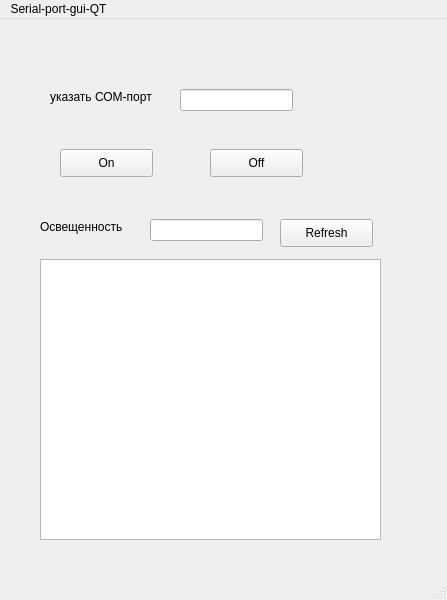
This is mainwindow.ui in bazhen-paseka/serial-port-gui-QT as Qt 5 draws it before an edit. The edited form follows.
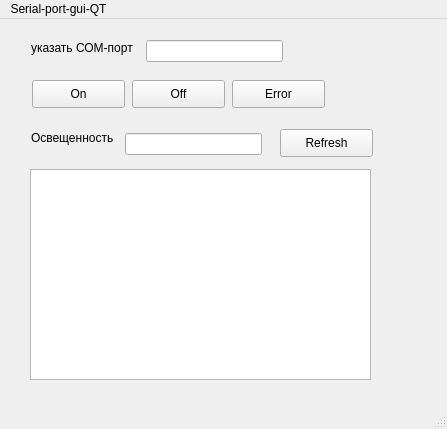
This is the edited form.

Commit message:
возвращает текст и значение
все работает

.

What changed in the file:
```diff
--- a/mainwindow.ui
+++ b/mainwindow.ui
@@ -7,7 +7,7 @@
     <x>0</x>
     <y>0</y>
     <width>447</width>
-    <height>600</height>
+    <height>429</height>
    </rect>
   </property>
   <property name="windowTitle">
@@ -17,9 +17,9 @@
    <widget class="QLabel" name="label">
     <property name="geometry">
      <rect>
-      <x>50</x>
-      <y>70</y>
-      <width>121</width>
+      <x>31</x>
+      <y>21</y>
+      <width>108</width>
       <height>16</height>
      </rect>
     </property>
@@ -30,9 +30,9 @@
    <widget class="QLineEdit" name="txtPort">
     <property name="geometry">
      <rect>
-      <x>180</x>
-      <y>70</y>
-      <width>113</width>
+      <x>146</x>
+      <y>21</y>
+      <width>137</width>
       <height>22</height>
      </rect>
     </property>
@@ -40,8 +40,8 @@
    <widget class="QPushButton" name="pushButton">
     <property name="geometry">
      <rect>
-      <x>60</x>
-      <y>130</y>
+      <x>32</x>
+      <y>61</y>
       <width>93</width>
       <height>28</height>
      </rect>
@@ -53,8 +53,8 @@
    <widget class="QPushButton" name="pushButton_2">
     <property name="geometry">
      <rect>
-      <x>210</x>
-      <y>130</y>
+      <x>132</x>
+      <y>61</y>
       <width>93</width>
       <height>28</height>
      </rect>
@@ -66,9 +66,9 @@
    <widget class="QLabel" name="label_2">
     <property name="geometry">
      <rect>
-      <x>40</x>
-      <y>200</y>
-      <width>101</width>
+      <x>31</x>
+      <y>111</y>
+      <width>87</width>
       <height>16</height>
      </rect>
     </property>
@@ -79,9 +79,9 @@
    <widget class="QLineEdit" name="txtLight">
     <property name="geometry">
      <rect>
-      <x>150</x>
-      <y>200</y>
-      <width>113</width>
+      <x>125</x>
+      <y>114</y>
+      <width>137</width>
       <height>22</height>
      </rect>
     </property>
@@ -90,7 +90,7 @@
     <property name="geometry">
      <rect>
       <x>280</x>
-      <y>200</y>
+      <y>110</y>
       <width>93</width>
       <height>28</height>
      </rect>
@@ -102,10 +102,10 @@
    <widget class="QTextEdit" name="txtOutput">
     <property name="geometry">
      <rect>
-      <x>40</x>
-      <y>240</y>
+      <x>30</x>
+      <y>150</y>
       <width>341</width>
-      <height>281</height>
+      <height>211</height>
      </rect>
     </property>
     <property name="documentTitle">
@@ -115,6 +115,19 @@
      <string/>
     </property>
    </widget>
+   <widget class="QPushButton" name="pushButton_4">
+    <property name="geometry">
+     <rect>
+      <x>232</x>
+      <y>61</y>
+      <width>93</width>
+      <height>28</height>
+     </rect>
+    </property>
+    <property name="text">
+     <string>Error</string>
+    </property>
+   </widget>
   </widget>
   <widget class="QMenuBar" name="menubar">
    <property name="geometry">
```
The commit also changes 2 other files.
